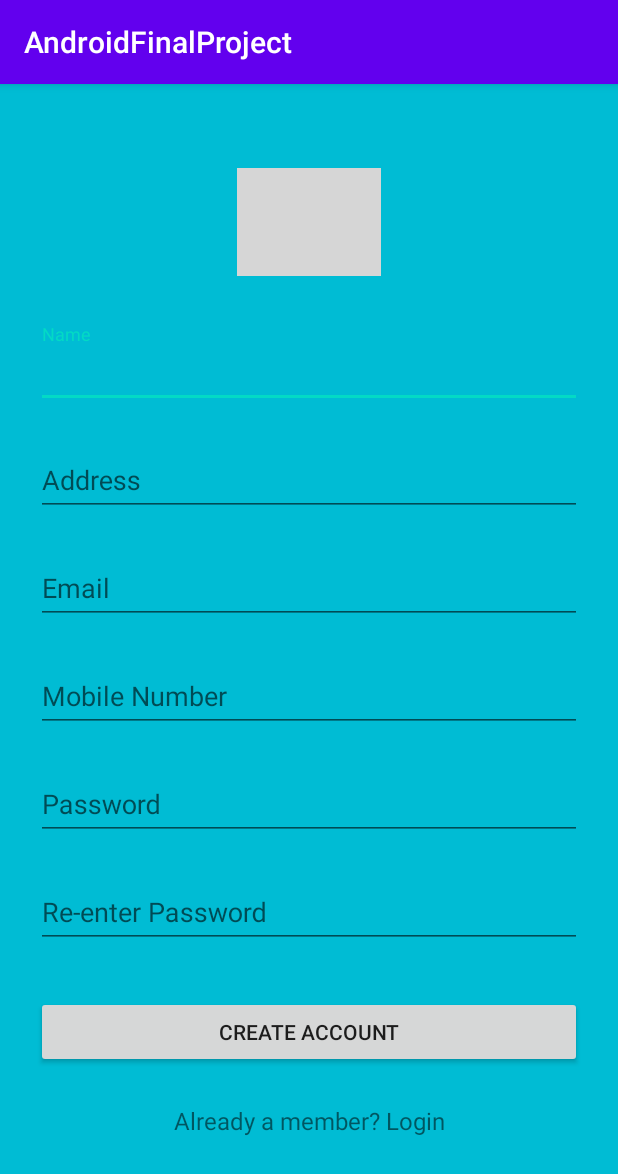
After one commit to FTDfangge/AndroidFinalProject, an Android app: the SignUpActivity screen opened directly, with no data from a screen before it, on a phone screen of 412 x 824 dp. The commit adds this screen. Shown: the top 1174 px of the screen. Run offline under Robolectric (Android 15) with nearby library versions, the phone set to English and light mode, and no system bars; grey boxes are pictures that could not be loaded.

```diff
--- /dev/null
+++ b/app/src/main/java/com/example/androidfinalproject/SignUpActivity.java
@@ -0,0 +1,14 @@
+package com.example.androidfinalproject;
+
+import androidx.appcompat.app.AppCompatActivity;
+
+import android.os.Bundle;
+
+public class SignUpActivity extends AppCompatActivity {
+
+    @Override
+    protected void onCreate(Bundle savedInstanceState) {
+        super.onCreate(savedInstanceState);
+        setContentView(R.layout.activity_sign_up);
+    }
+}
--- /dev/null
+++ b/app/src/main/res/layout/activity_sign_up.xml
@@ -0,0 +1,123 @@
+<?xml version="1.0" encoding="utf-8"?>
+<ScrollView
+    xmlns:android="http://schemas.android.com/apk/res/android"
+    android:layout_width="fill_parent"
+    android:layout_height="fill_parent"
+    android:fitsSystemWindows="true"
+    android:background="#00BCD4">
+
+    <LinearLayout
+        android:orientation="vertical"
+        android:layout_width="match_parent"
+        android:layout_height="wrap_content"
+        android:paddingTop="56dp"
+        android:paddingLeft="24dp"
+        android:paddingRight="24dp">
+
+        <ImageView android:src="@drawable/logo"
+            android:layout_width="wrap_content"
+            android:layout_height="72dp"
+            android:layout_marginBottom="24dp"
+            android:layout_gravity="center_horizontal" />
+
+        <!-- Name Label -->
+        <com.google.android.material.textfield.TextInputLayout
+            android:layout_width="match_parent"
+            android:layout_height="wrap_content"
+            android:layout_marginTop="8dp"
+            android:layout_marginBottom="8dp">
+            <EditText android:id="@+id/input_name"
+                android:layout_width="match_parent"
+                android:layout_height="wrap_content"
+                android:inputType="textPersonName"
+                android:hint="Name" />
+        </com.google.android.material.textfield.TextInputLayout>
+
+        <!-- Address Label -->
+        <com.google.android.material.textfield.TextInputLayout
+            android:layout_width="match_parent"
+            android:layout_height="wrap_content"
+            android:layout_marginTop="8dp"
+            android:layout_marginBottom="8dp">
+            <EditText android:id="@+id/input_address"
+                android:layout_width="match_parent"
+                android:layout_height="wrap_content"
+                android:inputType="textPostalAddress"
+                android:hint="Address" />
+        </com.google.android.material.textfield.TextInputLayout>
+
+
+
+        <!--  Email Label -->
+        <com.google.android.material.textfield.TextInputLayout
+            android:layout_width="match_parent"
+            android:layout_height="wrap_content"
+            android:layout_marginTop="8dp"
+            android:layout_marginBottom="8dp">
+            <EditText android:id="@+id/input_email"
+                android:layout_width="match_parent"
+                android:layout_height="wrap_content"
+                android:inputType="textEmailAddress"
+                android:hint="Email" />
+        </com.google.android.material.textfield.TextInputLayout>
+
+
+        <!-- mobile number -->
+        <com.google.android.material.textfield.TextInputLayout
+            android:layout_width="match_parent"
+            android:layout_height="wrap_content"
+            android:layout_marginTop="8dp"
+            android:layout_marginBottom="8dp">
+            <EditText android:id="@+id/input_mobile"
+                android:layout_width="match_parent"
+                android:layout_height="wrap_content"
+                android:inputType="number"
+                android:hint="Mobile Number" />
+        </com.google.android.material.textfield.TextInputLayout>
+
+        <!-- Password Label -->
+        <com.google.android.material.textfield.TextInputLayout
+            android:layout_width="match_parent"
+            android:layout_height="wrap_content"
+            android:layout_marginTop="8dp"
+            android:layout_marginBottom="8dp">
+            <EditText android:id="@+id/input_password"
+                android:layout_width="match_parent"
+                android:layout_height="wrap_content"
+                android:inputType="textPassword"
+                android:hint="Password"/>
+        </com.google.android.material.textfield.TextInputLayout>
+
+        <!-- Password Re-enter Label -->
+        <com.google.android.material.textfield.TextInputLayout
+            android:layout_width="match_parent"
+            android:layout_height="wrap_content"
+            android:layout_marginTop="8dp"
+            android:layout_marginBottom="8dp">
+            <EditText android:id="@+id/input_reEnterPassword"
+                android:layout_width="match_parent"
+                android:layout_height="wrap_content"
+                android:inputType="textPassword"
+                android:hint="Re-enter Password"/>
+        </com.google.android.material.textfield.TextInputLayout>
+
+        <!-- Signup Button -->
+        <Button
+            android:id="@+id/btn_signup"
+            android:layout_width="fill_parent"
+            android:layout_height="wrap_content"
+            android:layout_marginTop="24dp"
+            android:layout_marginBottom="24dp"
+            android:padding="12dp"
+            android:text="Create Account"/>
+
+        <TextView android:id="@+id/link_login"
+            android:layout_width="fill_parent"
+            android:layout_height="wrap_content"
+            android:layout_marginBottom="24dp"
+            android:text="Already a member? Login"
+            android:gravity="center"
+            android:textSize="16dip"/>
+
+    </LinearLayout>
+</ScrollView>
--- /dev/null
+++ b/app/src/main/res/xml/network_security_config.xml
@@ -0,0 +1,3 @@
+<network-security-config>
+    <base-config cleartextTrafficPermitted = "true"/>
+</network-security-config>
```
Also changed, not shown: app/src/main/AndroidManifest.xml (+6 -1 lines), app/src/main/java/com/example/androidfinalproject/LoginActivity.java (added, +77 -0 lines), app/src/main/java/com/example/androidfinalproject/MainActivity.java (+40 -1 lines), app/src/main/java/com/example/androidfinalproject/Network/HttpUtil.java (+10 -10 lines), app/src/main/java/com/example/androidfinalproject/ui/notifications/NotificationsFragment.java (+11 -1 lines), app/src/main/res/layout/activity_login.xml (added, +68 -0 lines), app/src/main/res/layout/fragment_notifications.xml (+8 -0 lines).
